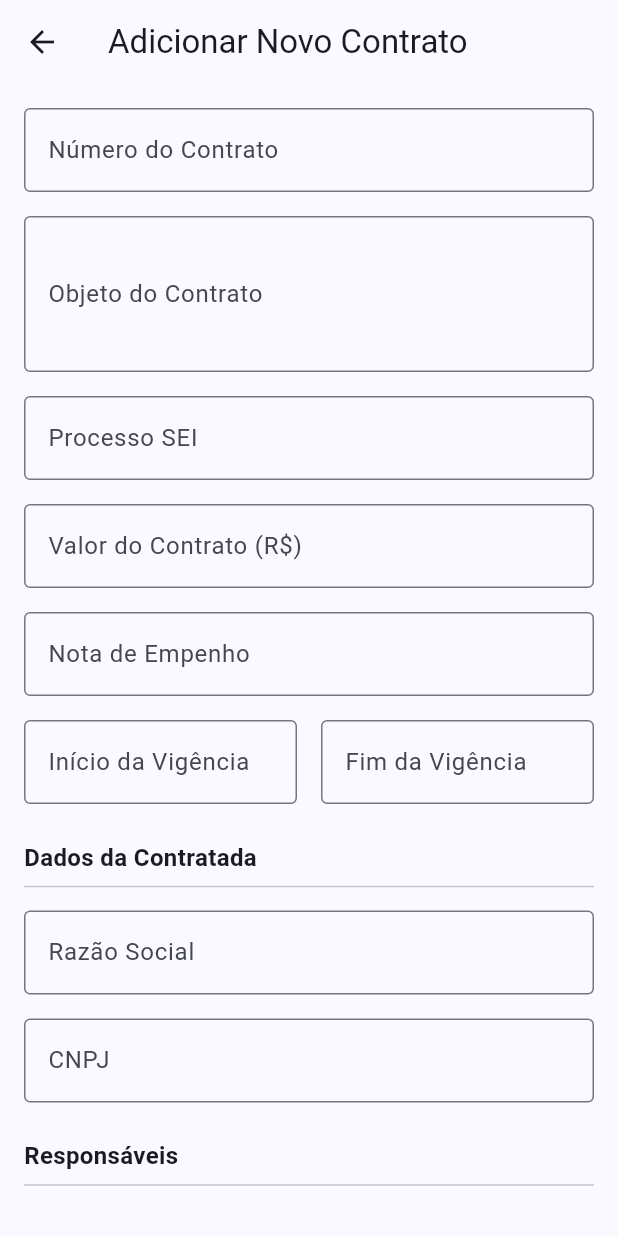
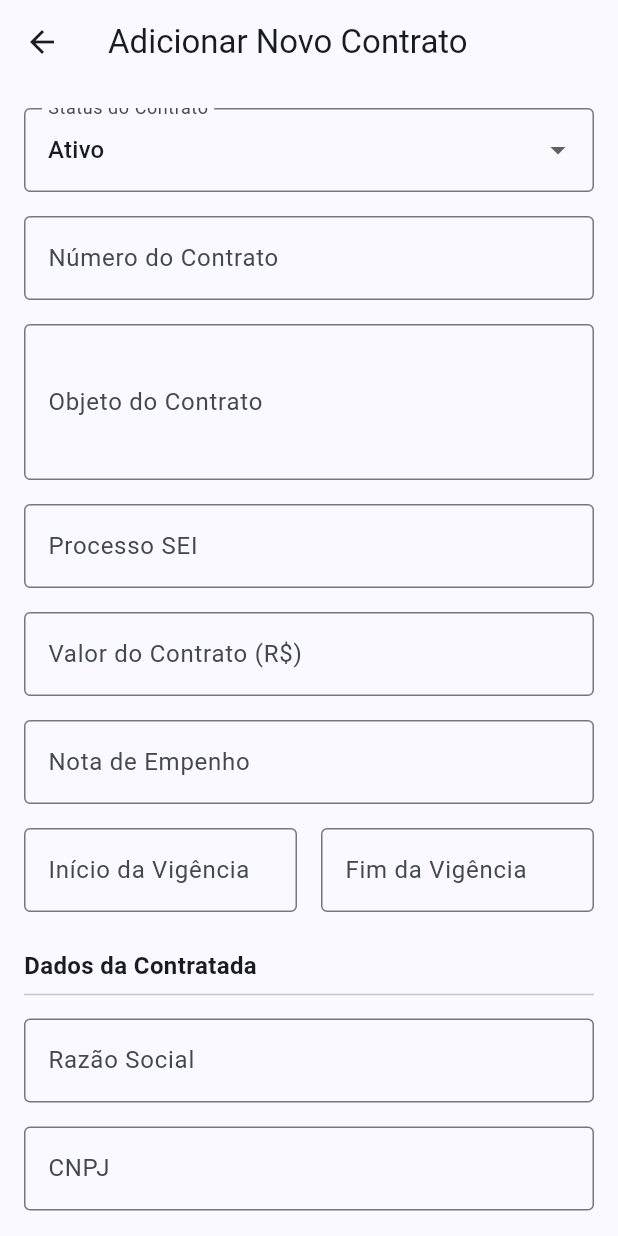
Before and after one commit to andlybras/orquestra_contratos_gestao_fiscalizacao, a Flutter app: the AddContractScreen screen opened directly, on a phone screen of 412 x 824 dp. Run offline on Flutter 3.47's test engine with Material 3 defaults, Android fonts, the phone set to English and light mode, and no system bars; our stand-ins replace geolocator, image_picker, just_audio, open_file, pdf, printing and 4 more; missing offline and left inert: record; accounts and stored records are empty.

Commit message:
feat: Permite a alteração do status do contrato

```diff
--- a/lib/screens/add_contract_screen.dart
+++ b/lib/screens/add_contract_screen.dart
@@ -4,7 +4,6 @@ import 'package:flutter/material.dart';
 import 'package:orquestra_contratos_gestao_fiscalizacao/screens/responsible_management_screen.dart';
 
 class AddContractScreen extends StatefulWidget {
-  // O contrato agora é opcional. Se ele for passado, estamos em modo de edição.
   final Map<String, dynamic>? contratoInicial;
 
   const AddContractScreen({super.key, this.contratoInicial});
@@ -27,11 +26,15 @@ class _AddContractScreenState extends State<AddContractScreen> {
   final _contratadaRazaoSocialController = TextEditingController();
   final _contratadaCnpjController = TextEditingController();
 
-  // As listas de gestores e fiscais agora são parte do estado do formulário
+  // Listas de responsáveis
   List<Map<String, dynamic>> _gestores = [];
   List<Map<String, dynamic>> _fiscais = [];
 
   bool _ehEdicao = false;
+
+  // Variáveis para o status
+  final List<String> _listaDeStatus = ['Ativo', 'Encerrado', 'Suspenso', 'Cancelado'];
+  String? _statusSelecionado;
 
   @override
   void initState() {
@@ -47,14 +50,12 @@ class _AddContractScreenState extends State<AddContractScreen> {
       _valorContratoController.text = widget.contratoInicial!['valorContrato'] ?? '';
       _contratadaRazaoSocialController.text = widget.contratoInicial!['contratadaRazaoSocial'] ?? '';
       _contratadaCnpjController.text = widget.contratoInicial!['contratadaCnpj'] ?? '';
+      _gestores = List<Map<String, dynamic>>.from(widget.contratoInicial!['gestores'] ?? []);
+      _fiscais = List<Map<String, dynamic>>.from(widget.contratoInicial!['fiscais'] ?? []);
 
-      // Preenche as listas de gestores e fiscais com os dados existentes
-      if (widget.contratoInicial!['gestores'] != null) {
-        _gestores = List<Map<String, dynamic>>.from(widget.contratoInicial!['gestores']);
-      }
-      if (widget.contratoInicial!['fiscais'] != null) {
-        _fiscais = List<Map<String, dynamic>>.from(widget.contratoInicial!['fiscais']);
-      }
+      _statusSelecionado = widget.contratoInicial!['status'] ?? 'Ativo';
+    } else {
+      _statusSelecionado = 'Ativo';
     }
   }
 
@@ -72,7 +73,6 @@ class _AddContractScreenState extends State<AddContractScreen> {
     super.dispose();
   }
 
-  // Função para navegar para a tela de gerenciamento
   void _gerenciarResponsaveis(String tipo) async {
     final listaInicial = tipo == 'Gestores' ? _gestores : _fiscais;
 
@@ -111,6 +111,23 @@ class _AddContractScreenState extends State<AddContractScreen> {
             child: Column(
               crossAxisAlignment: CrossAxisAlignment.stretch,
               children: [
+                DropdownButtonFormField<String>(
+                  decoration: const InputDecoration(labelText: 'Status do Contrato', border: OutlineInputBorder()),
+                  value: _statusSelecionado,
+                  items: _listaDeStatus.map((String status) {
+                    return DropdownMenuItem<String>(
+                      value: status,
+                      child: Text(status),
+                    );
+                  }).toList(),
+                  onChanged: (String? novoValor) {
+                    setState(() {
+                      _statusSelecionado = novoValor;
+                    });
+                  },
+                  validator: (value) => value == null ? 'Selecione um status' : null,
+                ),
+                const SizedBox(height: 16),
                 TextFormField(controller: _numeroController, decoration: const InputDecoration(labelText: 'Número do Contrato', border: OutlineInputBorder()), validator: (v) => v!.isEmpty ? 'Campo obrigatório' : null),
                 const SizedBox(height: 16),
                 TextFormField(controller: _objetoController, decoration: const InputDecoration(labelText: 'Objeto do Contrato', border: OutlineInputBorder()), maxLines: 3, validator: (v) => v!.isEmpty ? 'Campo obrigatório' : null),
@@ -135,12 +152,9 @@ class _AddContractScreenState extends State<AddContractScreen> {
                 TextFormField(controller: _contratadaRazaoSocialController, decoration: const InputDecoration(labelText: 'Razão Social', border: OutlineInputBorder()), validator: (v) => v!.isEmpty ? 'Campo obrigatório' : null),
                 const SizedBox(height: 16),
                 TextFormField(controller: _contratadaCnpjController, decoration: const InputDecoration(labelText: 'CNPJ', border: OutlineInputBorder())),
-
                 const SizedBox(height: 24),
                 const Text('Responsáveis', style: TextStyle(fontSize: 16, fontWeight: FontWeight.bold)),
                 const Divider(),
-
-                // Botão para gerenciar Gestores
                 ListTile(
                   leading: const Icon(Icons.manage_accounts),
                   title: const Text('Gestores'),
@@ -148,8 +162,6 @@ class _AddContractScreenState extends State<AddContractScreen> {
                   trailing: const Icon(Icons.edit),
                   onTap: () => _gerenciarResponsaveis('Gestores'),
                 ),
-
-                // Botão para gerenciar Fiscais
                 ListTile(
                   leading: const Icon(Icons.person_search),
                   title: const Text('Fiscais'),
@@ -157,13 +169,13 @@ class _AddContractScreenState extends State<AddContractScreen> {
                   trailing: const Icon(Icons.edit),
                   onTap: () => _gerenciarResponsaveis('Fiscais'),
                 ),
-
                 const SizedBox(height: 32),
                 ElevatedButton(
                   style: ElevatedButton.styleFrom(padding: const EdgeInsets.symmetric(vertical: 16)),
                   onPressed: () {
                     if (_formKey.currentState!.validate()) {
                       final dadosDoContrato = {
+                        'status': _statusSelecionado,
                         'numero': _numeroController.text,
                         'objeto': _objetoController.text,
                         'processoSei': _processoSeiController.text,
@@ -173,12 +185,8 @@ class _AddContractScreenState extends State<AddContractScreen> {
                         'valorContrato': _valorContratoController.text,
                         'contratadaRazaoSocial': _contratadaRazaoSocialController.text,
                         'contratadaCnpj': _contratadaCnpjController.text,
-
-                        // Adicionando as listas ao mapa de dados
                         'gestores': _gestores,
                         'fiscais': _fiscais,
-
-                        'status': _ehEdicao ? widget.contratoInicial!['status'] : 'Ativo',
                         'ocorrencias': _ehEdicao ? widget.contratoInicial!['ocorrencias'] : [],
                       };
                       Navigator.pop(context, dadosDoContrato);
```
